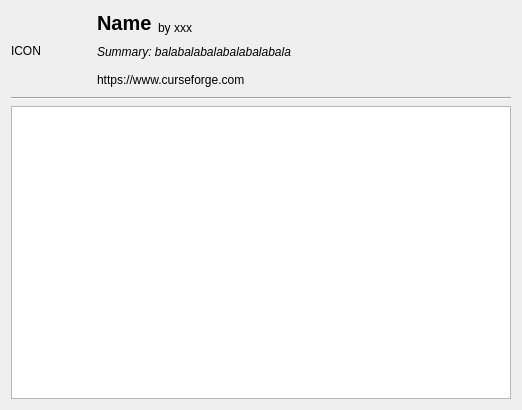
Qt form src/ui/curseforgemodinfodialog.ui (kaniol-lck/modmanager) before a commit.
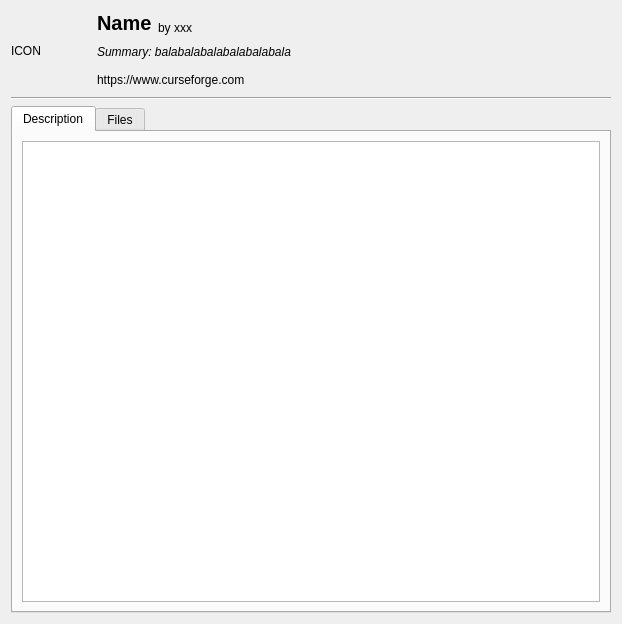
The same form after that commit.

The edit to the form file:
```diff
--- a/src/ui/curseforgemodinfodialog.ui
+++ b/src/ui/curseforgemodinfodialog.ui
@@ -6,8 +6,8 @@
    <rect>
     <x>0</x>
     <y>0</y>
-    <width>522</width>
-    <height>410</height>
+    <width>622</width>
+    <height>624</height>
    </rect>
   </property>
   <property name="windowTitle">
@@ -117,10 +117,34 @@
     </widget>
    </item>
    <item row="4" column="0" colspan="3">
-    <widget class="QTextBrowser" name="modDescription">
-     <property name="openExternalLinks">
-      <bool>true</bool>
+    <widget class="QTabWidget" name="tabWidget">
+     <property name="currentIndex">
+      <number>0</number>
      </property>
+     <widget class="QWidget" name="descriptionTab">
+      <attribute name="title">
+       <string>Description</string>
+      </attribute>
+      <layout class="QGridLayout" name="gridLayout_2">
+       <item row="0" column="0">
+        <widget class="QTextBrowser" name="modDescription">
+         <property name="openExternalLinks">
+          <bool>true</bool>
+         </property>
+        </widget>
+       </item>
+      </layout>
+     </widget>
+     <widget class="QWidget" name="filesTab">
+      <attribute name="title">
+       <string>Files</string>
+      </attribute>
+      <layout class="QGridLayout" name="gridLayout_3">
+       <item row="0" column="0">
+        <widget class="QListWidget" name="fileListWidget"/>
+       </item>
+      </layout>
+     </widget>
     </widget>
    </item>
   </layout>
```
